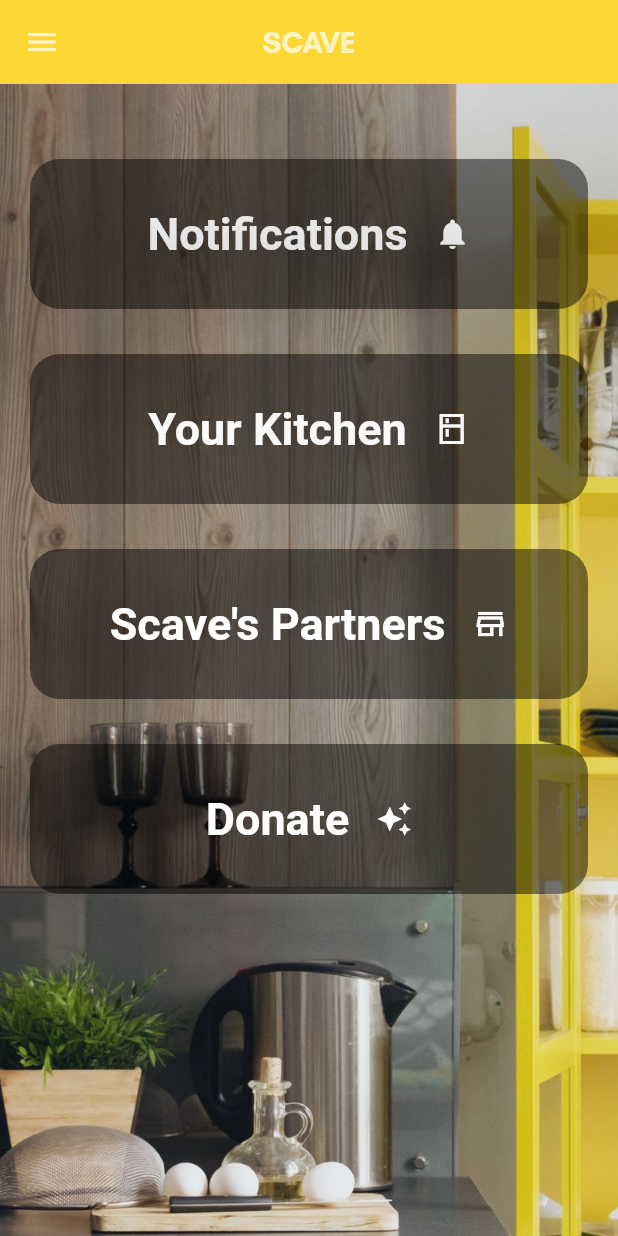
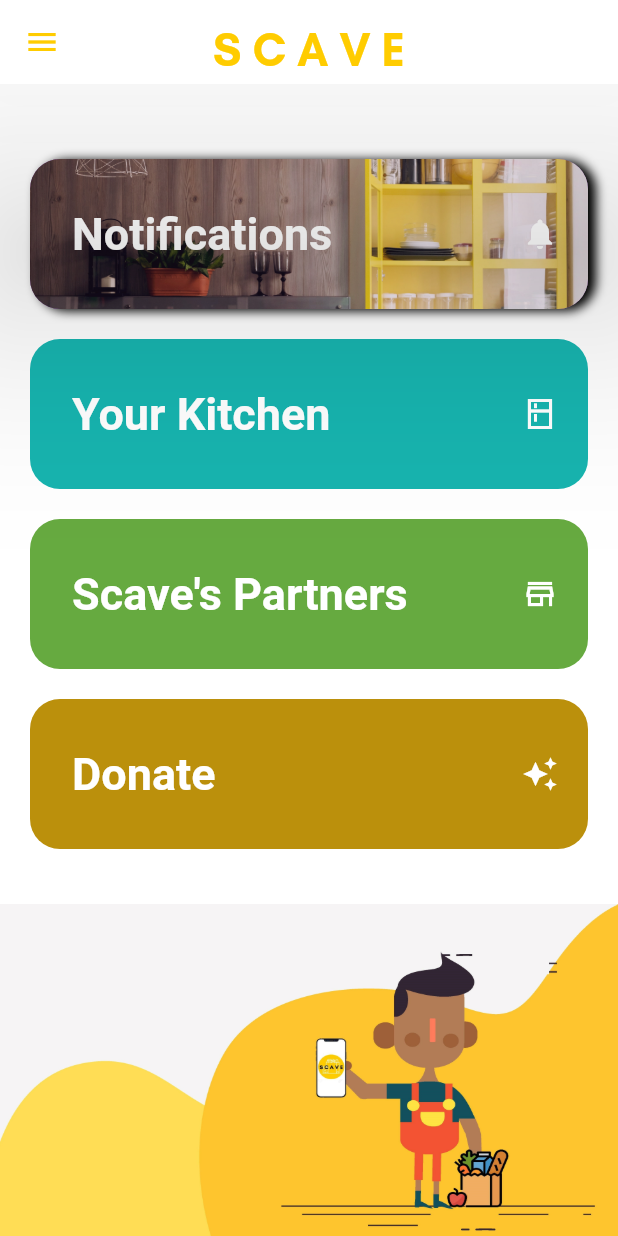
Before and after one commit to Shivam25092001/SCAVE, a Flutter app: the homed screen opened by its route, on a phone screen of 412 x 824 dp. Run offline on Flutter 3.47's test engine with Material 2 defaults, Android fonts, the phone set to English and light mode, and no system bars.

Commit message:
Major aesthetic changes and still under progress

```diff
--- a/lib/main.dart
+++ b/lib/main.dart
@@ -20,7 +20,7 @@
     return MaterialApp(
       themeMode: ThemeMode.system,
       theme: ThemeData(primarySwatch: Colors.amber),
-      initialRoute: MyRoutes.home2Route,
+      initialRoute: MyRoutes.loginRoute,
 
       routes: {
         MyRoutes.introRoute: (context) => Intro(),
--- a/lib/pages/Home2.dart
+++ b/lib/pages/Home2.dart
@@ -18,32 +18,43 @@
     return Scaffold(
       drawer: AppDrawer(),
       appBar: AppBar(
-        iconTheme: IconThemeData(color: Colors.white70),
+        iconTheme: IconThemeData(color: Color(0xffffcc00)),
         centerTitle: true,
         elevation: 70,
-        backgroundColor: Colors.yellow[600],
+        //backgroundColor: Colors.yellow[600],
+        backgroundColor: Colors.white,
         shadowColor: Colors.black,
-        title: Text('SCAVE',
-            style: TextStyle(
-                fontFamily: 'GlacialIndifference',
-                fontWeight: FontWeight.bold,
-                color: Colors.white70
-            )),
+        title: Padding(
+          padding: const EdgeInsets.only(top: 8),
+          child: Text('S C A V E',
+              style: TextStyle(
+                  fontFamily: 'GlacialIndifference',
+                  fontWeight: FontWeight.bold,
+                  fontSize: 30,
+                  color: Color(0xffffcc00)
+              )
+          ),
+        ),
       ),
       body: Stack(
         children: [
           Container(
               constraints: BoxConstraints.expand(),
               decoration: BoxDecoration(
-                color: Colors.blueGrey,
-                image: DecorationImage(
+                color: Colors.white,
+                /*image: DecorationImage(
                   image: AssetImage("Assets/images/GettyImages-960874986.jpg"),
                   fit: BoxFit.cover,
-                  colorFilter: ColorFilter.mode(Colors.black.withOpacity(0.85), BlendMode.dstATop),
-                )
+                  colorFilter: ColorFilter.mode(Colors.black.withOpacity(0.89), BlendMode.dstATop),
+                )*/
               ),
           ),
-
+          Positioned(
+              child: Align(
+                  alignment: FractionalOffset.bottomCenter,
+                  child: Image.asset("Assets/images/bg.jpg",fit: BoxFit.fitWidth,),
+                ),
+          ),
           Padding(
             padding: const EdgeInsets.only(left: 20.0, right: 20.0),
             child: ListView(
@@ -51,23 +62,37 @@
                 SizedBox(width: 50,height: 50,),
 
                 GestureDetector(
-                  child: AnimatedContainer(
-                    duration: Duration(seconds: 1),
+                  child: Container(
                     decoration: BoxDecoration(
+                        image: DecorationImage(
+                          image: AssetImage("Assets/images/GettyImages-960874986.jpg"),
+                          fit: BoxFit.cover,
+                          colorFilter: ColorFilter.mode(Colors.black.withOpacity(0.89), BlendMode.dstATop),
+                        ),
+
                       shape: BoxShape.rectangle,
-                      color: Colors.grey[800],
+                      color: Color(0xff9c5ac2),
                       borderRadius: BorderRadius.circular(20.0),
-                      backgroundBlendMode: BlendMode.hardLight,
-
+                      boxShadow: [
+                        BoxShadow(
+                          color: Colors.black,
+                          offset: Offset(5,1),
+                          blurRadius: 5.0
+                        )
+                      ]
+                      //backgroundBlendMode: BlendMode.hardLight,
                     ),
                     height: 100,
                     width: MediaQuery.of(context).size.width,
                     child: Row(
-                      mainAxisAlignment: MainAxisAlignment.center,
+                      mainAxisAlignment: MainAxisAlignment.spaceBetween,
                       children: [
-                        Text("Notifications", style: TextStyle(fontSize: 30, color: Colors.white, fontWeight: FontWeight.bold),),
                         Padding(
-                          padding: const EdgeInsets.only(left: 18.0),
+                          padding: const EdgeInsets.only(left: 28.0),
+                          child: Text("Notifications", style: TextStyle(fontSize: 30, color: Colors.white, fontWeight: FontWeight.bold),),
+                        ),
+                        Padding(
+                          padding: const EdgeInsets.only(left: 18.0, right: 20.0),
                           child: Icon(Icons.notifications,color: Colors.white,),
                         ),
                       ],
@@ -75,53 +100,59 @@
                   ),
                   onTap: (){ Navigator.pushNamed(context, MyRoutes.notifyDataRoute); },
                 ),
-                SizedBox(width: 50,height: 30,),
+                SizedBox(width: 50,height: 20,),
 
                 GestureDetector(
                   child: AnimatedContainer(
                     duration: Duration(seconds: 1),
                     decoration: BoxDecoration(
                       shape: BoxShape.rectangle,
-                      color: Colors.grey[800],
+                      color: Color(0xff17b4af),
                       borderRadius: BorderRadius.circular(20.0),
-                      backgroundBlendMode: BlendMode.hardLight,
+                      //backgroundBlendMode: BlendMode.hardLight,
 
                     ),
                     height: 100,
                     width: MediaQuery.of(context).size.width,
                     child: Row(
-                      mainAxisAlignment: MainAxisAlignment.center,
+                      mainAxisAlignment: MainAxisAlignment.spaceBetween,
                       children: [
-                        Text("Your Kitchen", style: TextStyle(fontSize: 30, color: Colors.white, fontWeight: FontWeight.bold),),
                         Padding(
-                          padding: const EdgeInsets.only(left: 18.0),
+                          padding: const EdgeInsets.only(left: 28.0),
+                          child: Text("Your Kitchen", style: TextStyle(fontSize: 30, color: Colors.white, fontWeight: FontWeight.bold),),
+                        ),
+                        Padding(
+                          padding: const EdgeInsets.only(left: 18.0, right: 20.0),
                           child: Icon(Icons.kitchen_sharp,color: Colors.white,),
                         ),
                       ],
                     ),
                   ),
-                  onTap: (){ Navigator.pushNamed(context, MyRoutes.notifyDataRoute); },
+                  onTap: (){ Navigator.pushNamed(context, MyRoutes.yourKitchenRoute); },
                 ),
-                SizedBox(width: 50,height: 30,),
+                SizedBox(width: 50,height: 20,),
 
                 GestureDetector(
                   child: AnimatedContainer(
                     duration: Duration(seconds: 1),
                     decoration: BoxDecoration(
                       shape: BoxShape.rectangle,
-                      color: Colors.grey[800],
+                      color: Color(0xff66aa40),
                       borderRadius: BorderRadius.circular(20.0),
-                      backgroundBlendMode: BlendMode.hardLight,
+                      //backgroundBlendMode: BlendMode.hardLight,
 
                     ),
                     height: 100,
                     width: MediaQuery.of(context).size.width,
                     child: Row(
-                      mainAxisAlignment: MainAxisAlignment.center,
+                      mainAxisAlignment: MainAxisAlignment.spaceBetween,
                       children: [
-                        Text("Scave's Partners", style: TextStyle(fontSize: 30, color: Colors.white, fontWeight: FontWeight.bold),),
                         Padding(
-                          padding: const EdgeInsets.only(left: 18.0),
+                          padding: const EdgeInsets.only(left: 28.0),
+                          child: Text("Scave's Partners", style: TextStyle(fontSize: 30, color: Colors.white, fontWeight: FontWeight.bold),),
+                        ),
+                        Padding(
+                          padding: const EdgeInsets.only(left: 18.0, right: 20.0),
                           child: Icon(Icons.store_outlined,color: Colors.white,),
                         ),
                       ],
@@ -129,26 +160,29 @@
                   ),
                   onTap: (){ Navigator.pushNamed(context, MyRoutes.notifyDataRoute); },
                 ),
-                SizedBox(width: 50,height: 30,),
+                SizedBox(width: 50,height: 20,),
 
                 GestureDetector(
                   child: AnimatedContainer(
                     duration: Duration(seconds: 1),
                     decoration: BoxDecoration(
                       shape: BoxShape.rectangle,
-                      color: Colors.grey[800],
+                      color: Color(0xffbb900c),
                       borderRadius: BorderRadius.circular(20.0),
-                      backgroundBlendMode: BlendMode.hardLight,
+                      //backgroundBlendMode: BlendMode.hardLight,
 
                     ),
                     height: 100,
                     width: MediaQuery.of(context).size.width,
                     child: Row(
-                      mainAxisAlignment: MainAxisAlignment.center,
+                      mainAxisAlignment: MainAxisAlignment.spaceBetween,
                       children: [
-                        Text("Donate", style: TextStyle(fontSize: 30, color: Colors.white, fontWeight: FontWeight.bold),),
                         Padding(
-                          padding: const EdgeInsets.only(left: 18.0),
+                          padding: const EdgeInsets.only(left: 28.0),
+                          child: Text("Donate", style: TextStyle(fontSize: 30, color: Colors.white, fontWeight: FontWeight.bold),),
+                        ),
+                        Padding(
+                          padding: const EdgeInsets.only(left: 18.0, right: 20.0),
                           child: Icon(Icons.auto_awesome,color: Colors.white,),
                         ),
                       ],
@@ -156,11 +190,12 @@
                   ),
                   onTap: (){ Navigator.pushNamed(context, MyRoutes.notifyDataRoute); },
                 ),
-                SizedBox(width: 50,height: 30,),
+                SizedBox(width: 50,height: 20,),
 
               ],
             ),
-          )
+          ),
+
         ],
       ),
 
--- a/lib/pages/login_page.dart
+++ b/lib/pages/login_page.dart
@@ -92,7 +92,7 @@
 
                 onTap: () async{
                   await Future.delayed( Duration(seconds: 2) );
-                  Navigator.pushNamed(context, MyRoutes.homeRoute);
+                  Navigator.pushNamed(context, MyRoutes.home2Route);
                   setState(() {
                   pressButton = true;
                 });
```
Also changed, not shown: lib/customWidgets/Drawer.dart (+70 -42 lines), lib/customWidgets/notifTile.dart (+48 -4 lines), lib/pages/upcoming_notify.dart (+7 -11 lines), Assets/images/bg.jpg (added), Assets/images/dp.jpeg (added), 1 other file.
